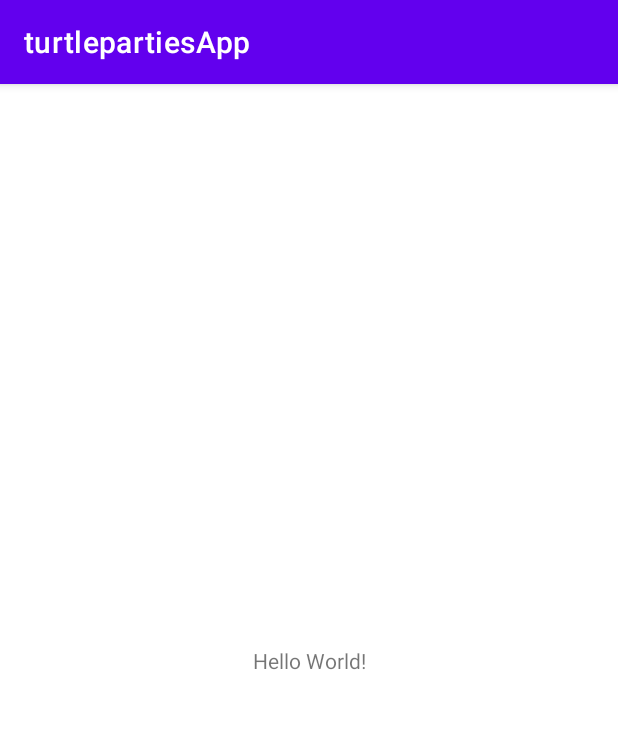
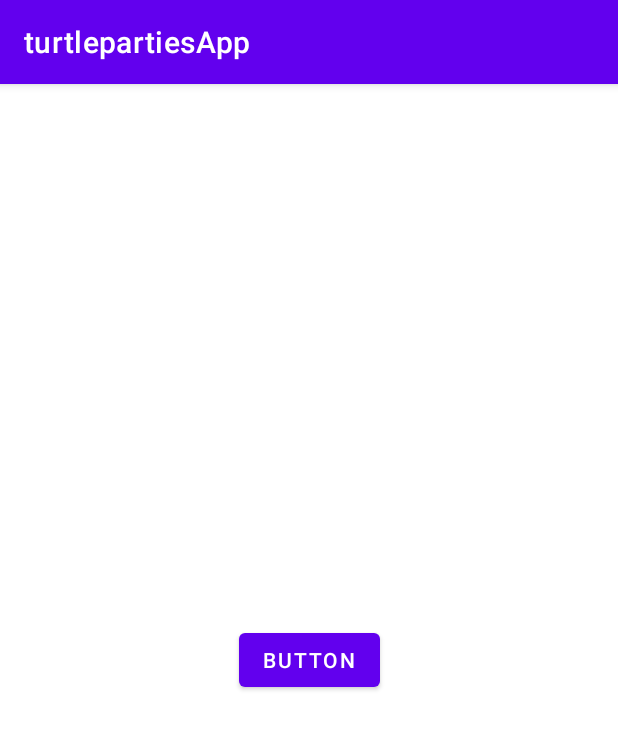
Before and after one commit to CMPUT301W22T21/turtleparties, an Android app: the screen it shows after launch (MainActivity), on a phone screen of 412 x 824 dp. Shown: the top 729 px of the screen. Run offline under Robolectric (Android 15) with nearby library versions, the light colour scheme and no system bars; our stand-ins replace Firebase (no records; nobody signed in at launch, a user with empty details on screens opened directly).

Commit message:
new branch

```diff
--- a/turtlepartiesApp/app/build.gradle
+++ b/turtlepartiesApp/app/build.gradle
@@ -33,6 +33,7 @@ dependencies {
     implementation 'androidx.appcompat:appcompat:1.4.1'
     implementation 'com.google.android.material:material:1.5.0'
     implementation 'androidx.constraintlayout:constraintlayout:2.1.3'
+    implementation 'com.google.firebase:firebase-firestore:24.0.1'
     testImplementation 'junit:junit:4.13.2'
     androidTestImplementation 'androidx.test.ext:junit:1.1.3'
     androidTestImplementation 'androidx.test.espresso:espresso-core:3.4.0'
--- a/turtlepartiesApp/app/src/main/java/com/example/turtlepartiesapp/MainActivity.java
+++ b/turtlepartiesApp/app/src/main/java/com/example/turtlepartiesapp/MainActivity.java
@@ -1,14 +1,67 @@
 package com.example.turtlepartiesapp;
 
+import androidx.annotation.NonNull;
 import androidx.appcompat.app.AppCompatActivity;
 
 import android.os.Bundle;
+import android.util.Log;
+import android.view.View;
+import android.widget.Button;
+
+import com.google.android.gms.tasks.OnFailureListener;
+import com.google.android.gms.tasks.OnSuccessListener;
+import com.google.firebase.firestore.CollectionReference;
+import com.google.firebase.firestore.FirebaseFirestore;
+
+import java.util.HashMap;
 
 public class MainActivity extends AppCompatActivity {
+
+    final String TAG = "Sample";
+    FirebaseFirestore db;
 
     @Override
     protected void onCreate(Bundle savedInstanceState) {
         super.onCreate(savedInstanceState);
         setContentView(R.layout.activity_main);
+
+        db = FirebaseFirestore.getInstance();
+        final CollectionReference collectionReference = db.collection("Users");
+
+        Button button = findViewById(R.id.button);
+
+        button.setOnClickListener( new View.OnClickListener() {
+            @Override
+            public void onClick(View view) {
+                // Retrieving the city name and the province name from the EditText fields
+                final String cityName = "test2";
+                final String provinceName = "test2";
+
+                HashMap<String, String> data = new HashMap<>();
+
+                if (cityName.length()>0 && provinceName.length()>0) {
+                    // If there’s some data in the EditText field, then we create a new key-value pair.
+                    data.put("Province Name", provinceName);
+                    // We are doing firebase to store this value on cloud
+                }
+                // The set method sets a unique id for the document
+                collectionReference.document(cityName)
+                        .set(data)
+                        .addOnSuccessListener(new OnSuccessListener<Void>() {
+                            @Override
+                            public void onSuccess(Void aVoid) {
+                                // These are a method which gets executed when the task is succeeded
+                                Log.d(TAG, "Data has been added successfully!");
+                            }
+                        })
+                        .addOnFailureListener(new OnFailureListener() {
+                            @Override
+                            public void onFailure(@NonNull Exception e) {
+                                // These are a method which gets executed if there’s any problem
+                                Log.d(TAG, "Data could not be added!" + e.toString());
+                            }
+                        });
+            }
+        });
     }
 }
--- a/turtlepartiesApp/app/src/main/res/layout/activity_main.xml
+++ b/turtlepartiesApp/app/src/main/res/layout/activity_main.xml
@@ -6,13 +6,13 @@
     android:layout_height="match_parent"
     tools:context=".MainActivity">
 
-    <TextView
+    <Button
+        android:id="@+id/button"
         android:layout_width="wrap_content"
         android:layout_height="wrap_content"
-        android:text="Hello World!"
+        android:text="Button"
         app:layout_constraintBottom_toBottomOf="parent"
-        app:layout_constraintLeft_toLeftOf="parent"
-        app:layout_constraintRight_toRightOf="parent"
+        app:layout_constraintEnd_toEndOf="parent"
+        app:layout_constraintStart_toStartOf="parent"
         app:layout_constraintTop_toTopOf="parent" />
-
 </androidx.constraintlayout.widget.ConstraintLayout>
```
